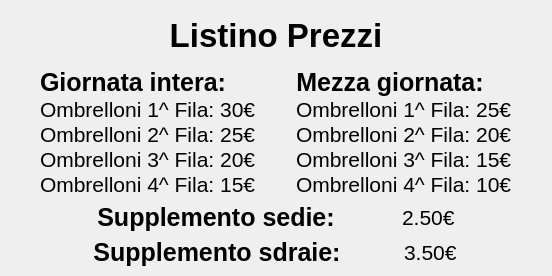
This is ui/listino_ombrelloni.ui in Raccispini/Progetto-Hotel as Qt 5 draws it before an edit. The edited form follows.
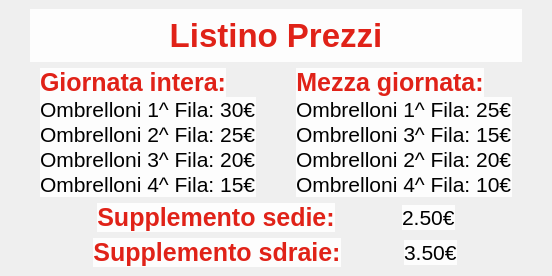
This is the edited form. Icons and pictures are not drawn.

Diff of the .ui file:
```diff
--- a/ui/listino_ombrelloni.ui
+++ b/ui/listino_ombrelloni.ui
@@ -40,6 +40,10 @@
         <bold>true</bold>
        </font>
       </property>
+      <property name="styleSheet">
+       <string notr="true">background-color: qlineargradient(spread:pad, x1:0, y1:1, x2:1, y2:0, stop:0 rgba(255, 255, 255, 225), stop:1 rgba(255, 255, 255, 227));
+color: rgb(224, 34, 24);</string>
+      </property>
       <property name="text">
        <string>Listino Prezzi</string>
       </property>
@@ -84,6 +88,9 @@
               <bold>true</bold>
              </font>
             </property>
+            <property name="styleSheet">
+             <string notr="true">color: rgb(224, 34, 24);background-color: qlineargradient(spread:pad, x1:0, y1:1, x2:1, y2:0, stop:0 rgba(255, 255, 255, 225), stop:1 rgba(255, 255, 255, 227));</string>
+            </property>
             <property name="text">
              <string>Giornata intera:</string>
             </property>
@@ -107,6 +114,9 @@
               <bold>false</bold>
              </font>
             </property>
+            <property name="styleSheet">
+             <string notr="true">background-color: qlineargradient(spread:pad, x1:0, y1:1, x2:1, y2:0, stop:0 rgba(255, 255, 255, 225), stop:1 rgba(255, 255, 255, 227));</string>
+            </property>
             <property name="text">
              <string>Ombrelloni 1^ Fila: 30€</string>
             </property>
@@ -127,6 +137,9 @@
               <bold>false</bold>
              </font>
             </property>
+            <property name="styleSheet">
+             <string notr="true">background-color: qlineargradient(spread:pad, x1:0, y1:1, x2:1, y2:0, stop:0 rgba(255, 255, 255, 225), stop:1 rgba(255, 255, 255, 227));</string>
+            </property>
             <property name="text">
              <string>Ombrelloni 2^ Fila: 25€</string>
             </property>
@@ -147,6 +160,9 @@
               <bold>false</bold>
              </font>
             </property>
+            <property name="styleSheet">
+             <string notr="true">background-color: qlineargradient(spread:pad, x1:0, y1:1, x2:1, y2:0, stop:0 rgba(255, 255, 255, 225), stop:1 rgba(255, 255, 255, 227));</string>
+            </property>
             <property name="text">
              <string>Ombrelloni 3^ Fila: 20€</string>
             </property>
@@ -167,6 +183,9 @@
               <bold>false</bold>
              </font>
             </property>
+            <property name="styleSheet">
+             <string notr="true">background-color: qlineargradient(spread:pad, x1:0, y1:1, x2:1, y2:0, stop:0 rgba(255, 255, 255, 225), stop:1 rgba(255, 255, 255, 227));</string>
+            </property>
             <property name="text">
              <string>Ombrelloni 4^ Fila: 15€</string>
             </property>
@@ -194,6 +213,9 @@
               <bold>true</bold>
              </font>
             </property>
+            <property name="styleSheet">
+             <string notr="true">color: rgb(224, 34, 24);background-color: qlineargradient(spread:pad, x1:0, y1:1, x2:1, y2:0, stop:0 rgba(255, 255, 255, 225), stop:1 rgba(255, 255, 255, 227));</string>
+            </property>
             <property name="text">
              <string>Mezza giornata:</string>
             </property>
@@ -217,31 +239,14 @@
               <bold>false</bold>
              </font>
             </property>
+            <property name="styleSheet">
+             <string notr="true">background-color: qlineargradient(spread:pad, x1:0, y1:1, x2:1, y2:0, stop:0 rgba(255, 255, 255, 225), stop:1 rgba(255, 255, 255, 227));</string>
+            </property>
             <property name="text">
              <string>Ombrelloni 1^ Fila: 25€</string>
             </property>
            </widget>
           </item>
-          <item>
-           <widget class="QLabel" name="label_9">
-            <property name="sizePolicy">
-             <sizepolicy hsizetype="Fixed" vsizetype="Fixed">
-              <horstretch>0</horstretch>
-              <verstretch>0</verstretch>
-             </sizepolicy>
-            </property>
-            <property name="font">
-             <font>
-              <pointsize>16</pointsize>
-              <weight>50</weight>
-              <bold>false</bold>
-             </font>
-            </property>
-            <property name="text">
-             <string>Ombrelloni 2^ Fila: 20€</string>
-            </property>
-           </widget>
-          </item>
           <item>
            <widget class="QLabel" name="label_10">
             <property name="sizePolicy">
@@ -257,11 +262,37 @@
               <bold>false</bold>
              </font>
             </property>
+            <property name="styleSheet">
+             <string notr="true">background-color: qlineargradient(spread:pad, x1:0, y1:1, x2:1, y2:0, stop:0 rgba(255, 255, 255, 225), stop:1 rgba(255, 255, 255, 227));</string>
+            </property>
             <property name="text">
              <string>Ombrelloni 3^ Fila: 15€</string>
             </property>
            </widget>
           </item>
+          <item>
+           <widget class="QLabel" name="label_9">
+            <property name="sizePolicy">
+             <sizepolicy hsizetype="Fixed" vsizetype="Fixed">
+              <horstretch>0</horstretch>
+              <verstretch>0</verstretch>
+             </sizepolicy>
+            </property>
+            <property name="font">
+             <font>
+              <pointsize>16</pointsize>
+              <weight>50</weight>
+              <bold>false</bold>
+             </font>
+            </property>
+            <property name="styleSheet">
+             <string notr="true">background-color: qlineargradient(spread:pad, x1:0, y1:1, x2:1, y2:0, stop:0 rgba(255, 255, 255, 225), stop:1 rgba(255, 255, 255, 227));</string>
+            </property>
+            <property name="text">
+             <string>Ombrelloni 2^ Fila: 20€</string>
+            </property>
+           </widget>
+          </item>
           <item>
            <widget class="QLabel" name="label_11">
             <property name="sizePolicy">
@@ -277,6 +308,9 @@
               <bold>false</bold>
              </font>
             </property>
+            <property name="styleSheet">
+             <string notr="true">background-color: qlineargradient(spread:pad, x1:0, y1:1, x2:1, y2:0, stop:0 rgba(255, 255, 255, 225), stop:1 rgba(255, 255, 255, 227));</string>
+            </property>
             <property name="text">
              <string>Ombrelloni 4^ Fila: 10€</string>
             </property>
@@ -306,6 +340,9 @@
             <bold>true</bold>
            </font>
           </property>
+          <property name="styleSheet">
+           <string notr="true">color: rgb(224, 34, 24);background-color: qlineargradient(spread:pad, x1:0, y1:1, x2:1, y2:0, stop:0 rgba(255, 255, 255, 225), stop:1 rgba(255, 255, 255, 227));</string>
+          </property>
           <property name="text">
            <string>Supplemento sedie:</string>
           </property>
@@ -329,6 +366,9 @@
             <bold>false</bold>
            </font>
           </property>
+          <property name="styleSheet">
+           <string notr="true">background-color: qlineargradient(spread:pad, x1:0, y1:1, x2:1, y2:0, stop:0 rgba(255, 255, 255, 225), stop:1 rgba(255, 255, 255, 227));</string>
+          </property>
           <property name="text">
            <string>2.50€</string>
           </property>
@@ -356,6 +396,9 @@
             <bold>true</bold>
            </font>
           </property>
+          <property name="styleSheet">
+           <string notr="true">color: rgb(224, 34, 24);background-color: qlineargradient(spread:pad, x1:0, y1:1, x2:1, y2:0, stop:0 rgba(255, 255, 255, 225), stop:1 rgba(255, 255, 255, 227));</string>
+          </property>
           <property name="text">
            <string>Supplemento sdraie:</string>
           </property>
@@ -379,6 +422,9 @@
             <bold>false</bold>
            </font>
           </property>
+          <property name="styleSheet">
+           <string notr="true">background-color: qlineargradient(spread:pad, x1:0, y1:1, x2:1, y2:0, stop:0 rgba(255, 255, 255, 225), stop:1 rgba(255, 255, 255, 227));</string>
+          </property>
           <property name="text">
            <string>3.50€</string>
           </property>
```
